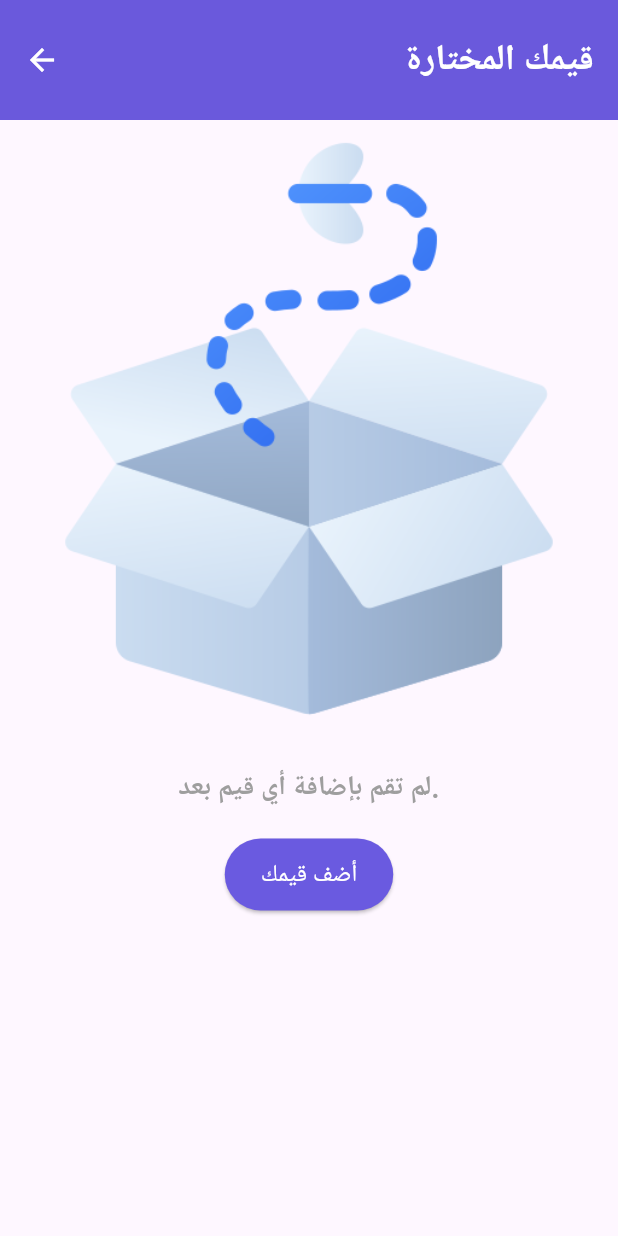
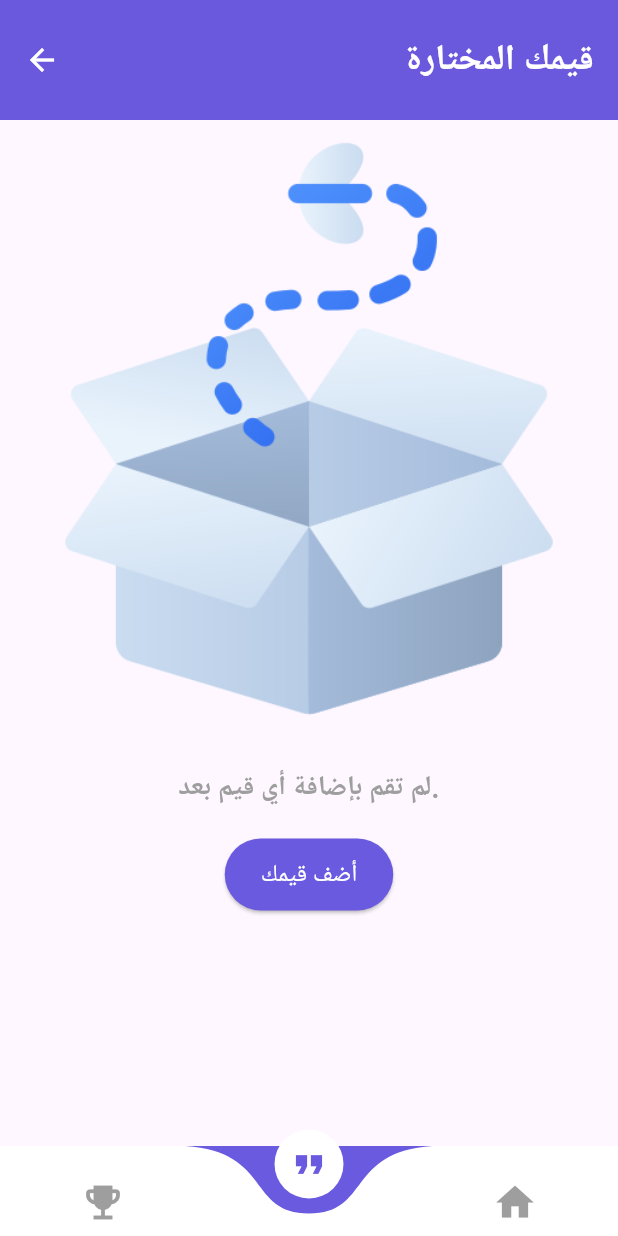
Before and after one commit to sohilaAreef/Rawah, a Flutter app: the ValuesScreen screen opened directly, scrolled down 576 dp, after a tap on the "check" icon, on a phone screen of 412 x 824 dp. Run offline on Flutter 3.47's test engine with Material 3 defaults, Android fonts, the light colour scheme and no system bars; drawn by our look-alikes of curved_navigation_bar; network calls fail; Roboto replaces fonts that are missing (Tajawal).

Commit message:
feat: enhance HomeScreen with initial index support and update navigation to use HomeScreen in ValuesScreen

```diff
--- a/lib/screens/home_screen.dart
+++ b/lib/screens/home_screen.dart
@@ -1,26 +1,25 @@
 import 'package:curved_navigation_bar/curved_navigation_bar.dart';
 import 'package:flutter/material.dart';
-import 'package:provider/provider.dart';
-import 'package:rawah/logic/value_provider.dart';
 import 'package:rawah/utils/app_colors.dart';
 import '../screens/achievements_screen.dart';
 import '../screens/selected_values_screen.dart';
 
 class HomeScreen extends StatefulWidget {
-  const HomeScreen({super.key});
+  final int initialIndex;
+  const HomeScreen({super.key, this.initialIndex = 2});
 
   @override
   _HomeScreenState createState() => _HomeScreenState();
 }
 
 class _HomeScreenState extends State<HomeScreen> {
-  int _selectedIndex = 0;
+  late int _selectedIndex;
 
-  final List<Widget> _screens = [
-    AchievementsScreen(),
-    SelectedValuesScreen(),
-    Center(child: Text('الرئيسية')),
-  ];
+  @override
+  void initState() {
+    super.initState();
+    _selectedIndex = widget.initialIndex;
+  }
 
   void _onItemTapped(int index) {
     setState(() {
@@ -30,7 +29,11 @@ class _HomeScreenState extends State<HomeScreen> {
 
   @override
   Widget build(BuildContext context) {
-    final ValueProvider valueProvider = Provider.of<ValueProvider>(context);
+    final List<Widget> _screens = [
+      const AchievementsScreen(),
+      const SelectedValuesScreen(),
+      const Center(child: Text('الرئيسية', style: TextStyle(fontSize: 24, fontWeight: FontWeight.bold))),
+    ];
 
     return Scaffold(
       body: _screens[_selectedIndex],
@@ -40,21 +43,24 @@ class _HomeScreenState extends State<HomeScreen> {
         color: Colors.white,
         backgroundColor: AppColors.accent,
         items: <Widget>[
-            Icon(Icons.emoji_events,
+          Icon(
+            Icons.emoji_events,
             size: 30,
-                color: _selectedIndex == 0 ? AppColors.accent : Colors.grey),
-
-              Icon(Icons.format_quote,
+            color: _selectedIndex == 0 ? AppColors.accent : Colors.grey,
+          ),
+          Icon(
+            Icons.format_quote,
             size: 30,
-              color: _selectedIndex == 1 ? AppColors.accent : Colors.grey,),
-
-              Icon(Icons.home, size: 30, color: _selectedIndex == 2 ? AppColors.accent : Colors.grey,),
+            color: _selectedIndex == 1 ? AppColors.accent : Colors.grey,
+          ),
+          Icon(
+            Icons.home,
+            size: 30,
+            color: _selectedIndex == 2 ? AppColors.accent : Colors.grey,
+          ),
         ],
-          onTap: (index) {
-            setState(() {
-              _selectedIndex = index;
-            });
-          } ),
+        onTap: _onItemTapped,
+      ),
     );
   }
 }
--- a/lib/screens/value_screen.dart
+++ b/lib/screens/value_screen.dart
@@ -1,5 +1,5 @@
 import 'package:flutter/material.dart';
-import 'package:rawah/screens/selected_values_screen.dart';
+import 'package:rawah/screens/home_screen.dart';
 import 'package:rawah/utils/app_colors.dart';
 import '../../data/values_data.dart';
 import '../widgets/value_card.dart';
@@ -9,31 +9,32 @@ class ValuesScreen extends StatelessWidget {
 
   @override
   Widget build(BuildContext context) {
-
-
     return Scaffold(
       appBar: AppBar(
         foregroundColor: Colors.white,
         toolbarHeight: 80,
         centerTitle: false,
-         title: const Align(
+        title: const Align(
           alignment: Alignment.centerRight,
-           child: Text("اختر قيمك الشخصية",
-           style: TextStyle(
-            color: Colors.black,
-            fontSize: 24,
-            fontWeight: FontWeight.bold,
-           ),),),
+          child: Text(
+            "اختر قيمك الشخصية",
+            style: TextStyle(
+              color: Colors.black,
+              fontSize: 24,
+              fontWeight: FontWeight.bold,
+            ),
+          ),
+        ),
         backgroundColor: Colors.white,
         elevation: 0,
         iconTheme: const IconThemeData(color: AppColors.secondary),
       ),
       body: valuesList.isEmpty
-          ? Center(child: Text("لا توجد قيم متاحة"))
+          ? const Center(child: Text("لا توجد قيم متاحة"))
           : GridView.builder(
-              padding: EdgeInsets.all(16),
+              padding: const EdgeInsets.all(16),
               itemCount: valuesList.length,
-              gridDelegate: SliverGridDelegateWithFixedCrossAxisCount(
+              gridDelegate: const SliverGridDelegateWithFixedCrossAxisCount(
                 crossAxisCount: 2,
                 crossAxisSpacing: 16,
                 mainAxisSpacing: 16,
@@ -46,11 +47,14 @@ class ValuesScreen extends StatelessWidget {
             ),
       floatingActionButton: FloatingActionButton(
         backgroundColor: AppColors.accent,
-        child: Icon(Icons.check, color: Colors.white),
+        child: const Icon(Icons.check, color: Colors.white),
         onPressed: () {
-          Navigator.push(
+          print("تم الضغط على زر التأكيد في صفحة القيم");
+          Navigator.pushReplacement(
             context,
-            MaterialPageRoute(builder: (context) => SelectedValuesScreen()),
+            MaterialPageRoute(
+              builder: (context) => HomeScreen(initialIndex: 1),
+            ),
           );
         },
       ),
```
Lines whose indentation alone changed are shown as unchanged.
